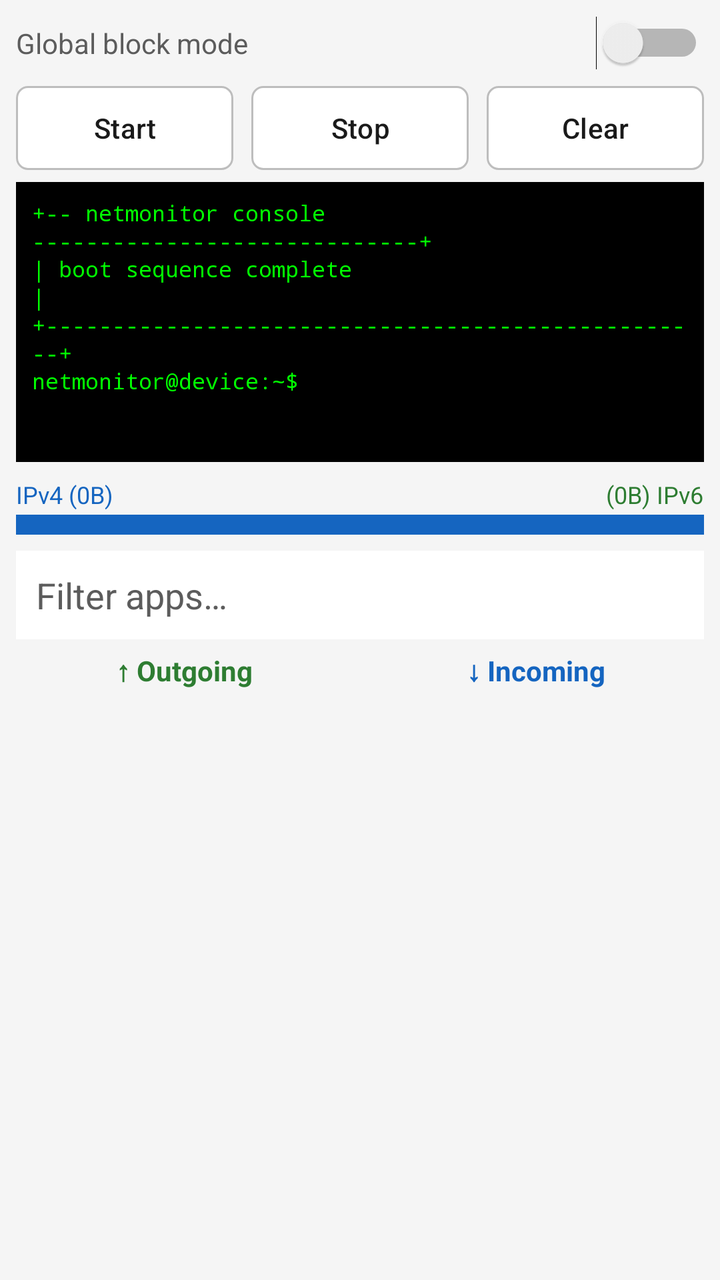
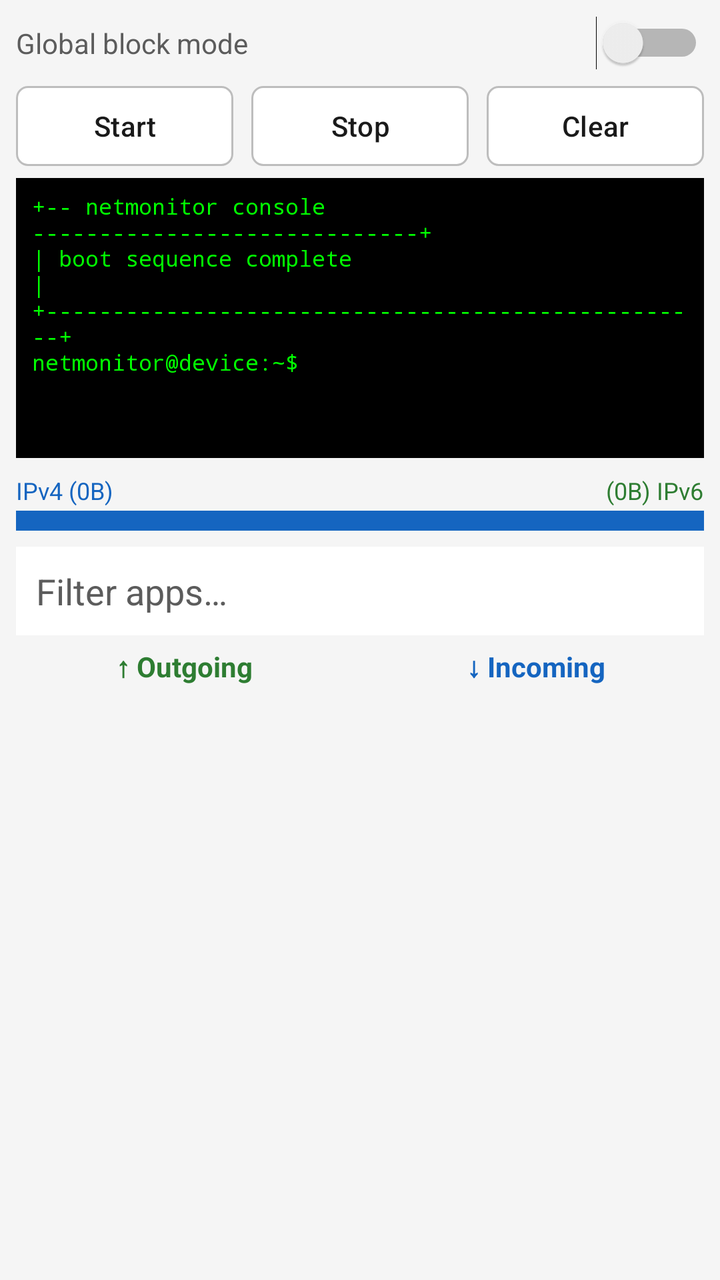

Compare the two renders of this Android layout. The source of the first and the diff that turns it into the second are given below.
<!-- AndroidManifest.xml: application theme Theme.NetMonitor -->
<!-- res/layout/fragment_monitor.xml -->
<?xml version="1.0" encoding="utf-8"?>
<LinearLayout xmlns:android="http://schemas.android.com/apk/res/android"
        android:layout_width="match_parent"
        android:layout_height="match_parent"
        android:orientation="vertical"
        android:padding="8dp"
        android:background="@color/md_theme_background">

    
    <LinearLayout
            android:layout_width="match_parent"
            android:layout_height="wrap_content"
            android:orientation="horizontal"
            android:gravity="center_vertical"
            android:paddingBottom="4dp">

        <TextView
                android:layout_width="0dp"
                android:layout_height="wrap_content"
                android:layout_weight="1"
                android:text="Global block mode"
                android:textColor="@color/md_theme_on_surface_variant"
                android:textSize="14sp" />

        <Switch
                android:id="@+id/switchBlockMode"
                android:layout_width="wrap_content"
                android:layout_height="wrap_content" />
    </LinearLayout>

    
    <LinearLayout
            android:layout_width="match_parent"
            android:layout_height="wrap_content"
            android:orientation="horizontal"
            android:gravity="center_vertical"
            android:paddingTop="4dp"
            android:paddingBottom="6dp">

        <Button
                android:id="@+id/btnStart"
                android:layout_width="0dp"
                android:layout_height="wrap_content"
                android:layout_weight="1"
                android:layout_marginEnd="6dp"
                android:text="Start" />

        <Button
                android:id="@+id/btnStop"
                android:layout_width="0dp"
                android:layout_height="wrap_content"
                android:layout_weight="1"
                android:layout_marginStart="3dp"
                android:layout_marginEnd="3dp"
                android:text="Stop" />

        <Button
                android:id="@+id/btnClear"
                android:layout_width="0dp"
                android:layout_height="wrap_content"
                android:layout_weight="1"
                android:layout_marginStart="6dp"
                android:text="Clear" />
    </LinearLayout>

    
    <ScrollView
            android:id="@+id/terminalScroll"
            android:layout_width="match_parent"
            android:layout_height="140dp"
            android:background="#000000"
            android:fillViewport="true"
            android:padding="8dp"
            android:layout_marginBottom="8dp"
            android:fadeScrollbars="false"
            android:scrollbars="vertical">

        <TextView
                android:id="@+id/terminalText"
                android:layout_width="match_parent"
                android:layout_height="wrap_content"
                android:textColor="#00FF00"
                android:textSize="11sp"
                android:typeface="monospace"
                android:lineSpacingExtra="1dp"
                android:textIsSelectable="true"
                android:text="+-- netmonitor console -----------------------------+\n| boot sequence complete                            |\n+--------------------------------------------------+\nnetmonitor@device:~$ " />
    </ScrollView>

    
    <LinearLayout
            android:layout_width="match_parent"
            android:layout_height="wrap_content"
            android:orientation="horizontal"
            android:gravity="center_vertical"
            android:paddingBottom="2dp">

        <TextView
                android:id="@+id/labelIpv4"
                android:layout_width="0dp"
                android:layout_height="wrap_content"
                android:layout_weight="1"
                android:text="IPv4 (0B)"
                android:textColor="@color/bar_ipv4"
                android:textSize="12sp" />

        <TextView
                android:id="@+id/labelIpv6"
                android:layout_width="wrap_content"
                android:layout_height="wrap_content"
                android:text="(0B) IPv6"
                android:textColor="@color/bar_ipv6"
                android:textSize="12sp" />
    </LinearLayout>

    
    <LinearLayout
            android:id="@+id/barIpMix"
            android:layout_width="match_parent"
            android:layout_height="10dp"
            android:orientation="horizontal"
            android:background="@color/md_theme_outline"
            android:layout_marginBottom="8dp">

        <View
                android:id="@+id/barPartV4"
                android:layout_width="0dp"
                android:layout_height="match_parent"
                android:layout_weight="1"
                android:background="@color/bar_ipv4" />

        <View
                android:id="@+id/barPartV6"
                android:layout_width="0dp"
                android:layout_height="match_parent"
                android:layout_weight="0"
                android:background="@color/bar_ipv6" />
    </LinearLayout>

    
    <EditText
            android:id="@+id/appSearch"
            android:layout_width="match_parent"
            android:layout_height="wrap_content"
            android:hint="Filter apps…"
            android:inputType="text"
            android:maxLines="1"
            android:textColor="@color/md_theme_on_surface"
            android:textColorHint="@color/md_theme_on_surface_variant"
            android:background="@color/md_theme_surface"
            android:padding="10dp"
            android:layout_marginBottom="6dp" />

    
    <LinearLayout
            android:layout_width="match_parent"
            android:layout_height="0dp"
            android:layout_weight="1"
            android:orientation="horizontal">

        
        <LinearLayout
                android:layout_width="0dp"
                android:layout_height="match_parent"
                android:layout_weight="1"
                android:orientation="vertical"
                android:paddingEnd="4dp">

            <TextView
                    android:layout_width="match_parent"
                    android:layout_height="wrap_content"
                    android:text="↑ Outgoing"
                    android:textColor="@color/bar_ipv6"
                    android:textStyle="bold"
                    android:gravity="center_horizontal"
                    android:textAlignment="center"
                    android:paddingBottom="4dp" />

            <androidx.recyclerview.widget.RecyclerView
                    android:id="@+id/recyclerOut"
                    android:layout_width="match_parent"
                    android:layout_height="match_parent" />
        </LinearLayout>

        
        <LinearLayout
                android:layout_width="0dp"
                android:layout_height="match_parent"
                android:layout_weight="1"
                android:orientation="vertical"
                android:paddingStart="4dp">

            <TextView
                    android:layout_width="match_parent"
                    android:layout_height="wrap_content"
                    android:text="↓ Incoming"
                    android:textColor="@color/bar_ipv4"
                    android:textStyle="bold"
                    android:gravity="center_horizontal"
                    android:textAlignment="center"
                    android:paddingBottom="4dp" />

            <androidx.recyclerview.widget.RecyclerView
                    android:id="@+id/recyclerIn"
                    android:layout_width="match_parent"
                    android:layout_height="match_parent" />
        </LinearLayout>
    </LinearLayout>
</LinearLayout>
<!-- resources referenced by this layout -->
<resources>
  <color name="bar_ipv4">#1565C0</color>
  <color name="bar_ipv6">#2E7D32</color>
  <color name="md_theme_background">#F5F5F5</color>
  <color name="md_theme_on_surface">#1A1A1A</color>
  <color name="md_theme_on_surface_variant">#5C5C5C</color>
  <color name="md_theme_outline">#BDBDBD</color>
  <color name="md_theme_surface">#FFFFFF</color>
  <style name="Theme.NetMonitor" parent="Theme.Material3.DayNight.NoActionBar">
          <item name="colorPrimary">@color/md_theme_primary</item>
          <item name="colorOnPrimary">@color/md_theme_on_primary</item>
          <item name="colorSecondary">@color/md_theme_secondary</item>
          <item name="android:statusBarColor">@color/md_theme_surface</item>
          <item name="android:navigationBarColor">@color/md_theme_background</item>
          <item name="android:windowBackground">@color/md_theme_background</item>
          <item name="colorSurface">@color/md_theme_surface</item>
          <item name="colorOnSurface">@color/md_theme_on_surface</item>
          <item name="android:textColorPrimary">@color/md_theme_on_surface</item>
          <item name="android:textColorSecondary">@color/md_theme_on_surface_variant</item>
  
          
          <item name="materialButtonStyle">@style/Widget.NetMonitor.Button</item>
          <item name="buttonStyle">@style/Widget.NetMonitor.Button</item>
      </style>
  <color name="md_theme_primary">#2E7D32</color>
  <color name="md_theme_on_primary">#FFFFFF</color>
  <color name="md_theme_secondary">#1565C0</color>
  <style name="Widget.NetMonitor.Button" parent="Widget.Material3.Button.TonalButton">
          <item name="cornerRadius">6dp</item>
          <item name="android:minHeight">42dp</item>
          <item name="android:insetTop">0dp</item>
          <item name="android:insetBottom">0dp</item>
          <item name="backgroundTint">@color/md_theme_surface</item>
          <item name="android:textColor">@color/md_theme_on_surface</item>
          <item name="strokeColor">@color/md_theme_outline</item>
          <item name="strokeWidth">1dp</item>
          <item name="rippleColor">@color/md_theme_outline</item>
      </style>
</resources>

<!-- the commit's change to res/layout/fragment_monitor.xml (unified diff, before → after) -->
@@ -82,7 +82,8 @@
                 android:textColor="#00FF00"
                 android:textSize="11sp"
                 android:typeface="monospace"
-                android:lineSpacingExtra="1dp"
+                android:includeFontPadding="false"
+                android:lineSpacingExtra="0dp"
                 android:textIsSelectable="true"
                 android:text="+-- netmonitor console -----------------------------+\n| boot sequence complete                            |\n+--------------------------------------------------+\nnetmonitor@device:~$ " />
     </ScrollView>
<!-- resource entries referenced after the edit -->
@@ -28,7 +28,9 @@
   <color name="md_theme_secondary">#1565C0</color>
   <style name="Widget.NetMonitor.Button" parent="Widget.Material3.Button.TonalButton">
           <item name="cornerRadius">6dp</item>
-          <item name="android:minHeight">42dp</item>
+          <item name="android:minHeight">40dp</item>
+          <item name="android:paddingTop">4dp</item>
+          <item name="android:paddingBottom">4dp</item>
           <item name="android:insetTop">0dp</item>
           <item name="android:insetBottom">0dp</item>
           <item name="backgroundTint">@color/md_theme_surface</item>
